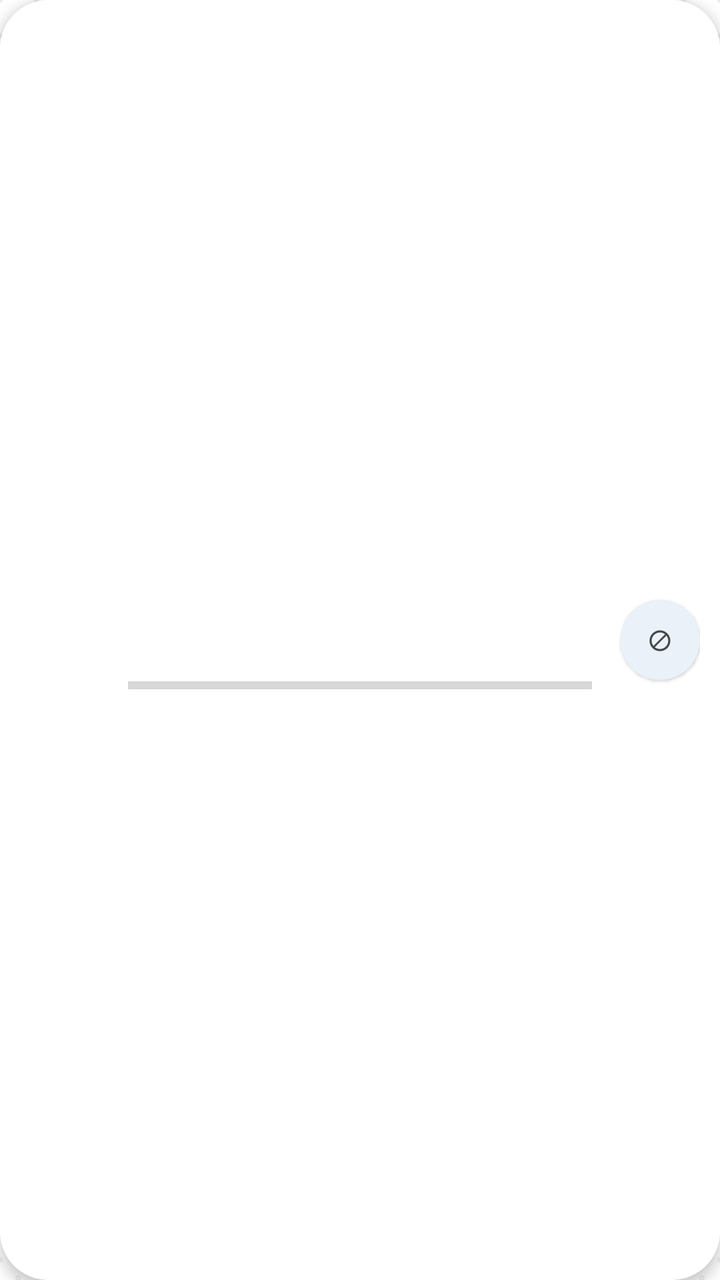
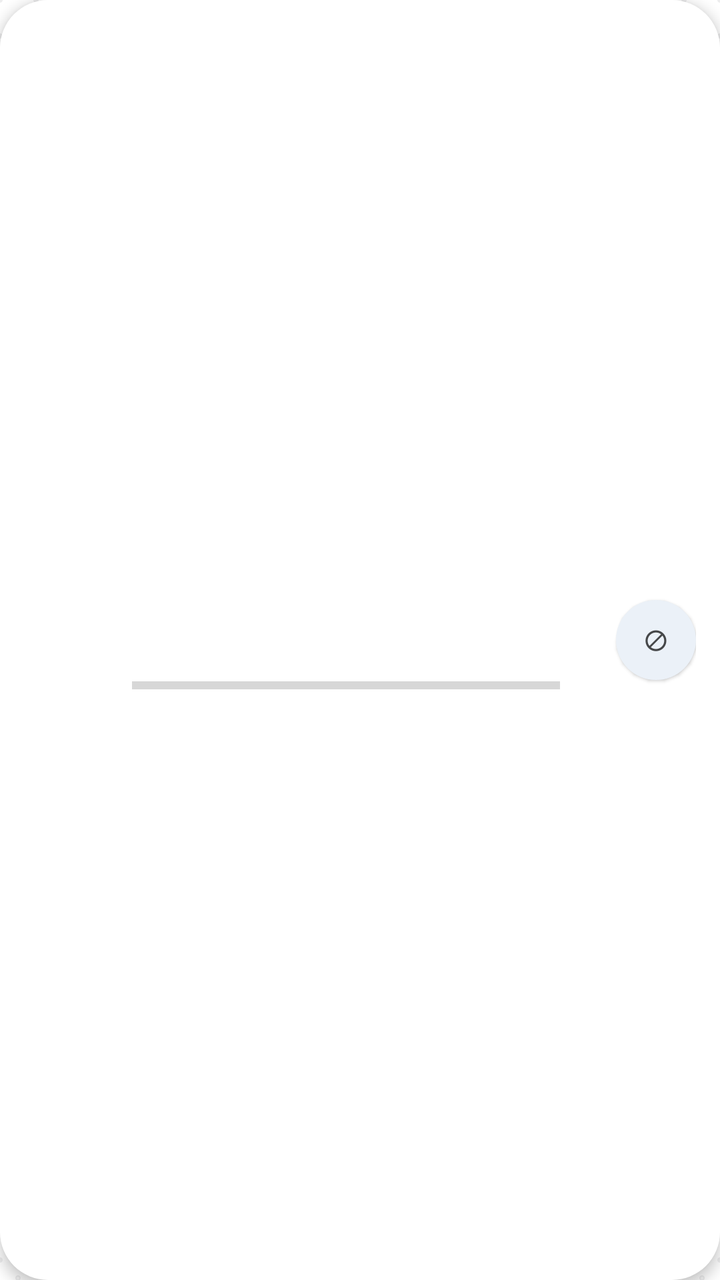

Before-and-after screenshots of an Android layout around one commit, followed by the original layout XML and the change that was made.
<!-- AndroidManifest.xml: application theme AppTheme -->
<!-- res/layout/item_bead_count.xml -->
<?xml version="1.0" encoding="utf-8"?>
<LinearLayout xmlns:android="http://schemas.android.com/apk/res/android"
    android:layout_width="match_parent"
    android:layout_height="wrap_content"
    android:layout_marginStart="10dp"
    android:layout_marginTop="7dp"
    android:layout_marginEnd="10dp"
    android:background="@drawable/bg_card"
    android:elevation="4dp"
    android:gravity="center_vertical"
    android:orientation="horizontal"
    android:padding="10dp">

    <FrameLayout
        android:layout_width="42dp"
        android:layout_height="42dp">

        <View
            android:id="@+id/swatch"
            android:layout_width="match_parent"
            android:layout_height="match_parent" />

        <TextView
            android:id="@+id/tvSymbol"
            android:layout_width="match_parent"
            android:layout_height="match_parent"
            android:gravity="center"
            android:textSize="15sp"
            android:textStyle="bold" />
    </FrameLayout>

    <LinearLayout
        android:layout_width="0dp"
        android:layout_height="wrap_content"
        android:layout_marginStart="12dp"
        android:layout_weight="1"
        android:orientation="vertical">

        <TextView
            android:id="@+id/tvName"
            android:layout_width="wrap_content"
            android:layout_height="wrap_content"
            android:textColor="?attr/textMain"
            android:textSize="15sp"
            android:textStyle="bold" />

        <TextView
            android:id="@+id/tvBrand"
            android:layout_width="wrap_content"
            android:layout_height="wrap_content"
            android:layout_marginTop="2dp"
            android:textColor="?attr/textSub"
            android:textSize="13sp" />

        <TextView
            android:id="@+id/tvSub"
            android:layout_width="wrap_content"
            android:layout_height="wrap_content"
            android:layout_marginTop="2dp"
            android:textColor="@color/colorSuccess"
            android:textSize="13sp"
            android:textStyle="bold"
            android:visibility="gone" />

        <ProgressBar
            android:id="@+id/pb"
            style="?android:attr/progressBarStyleHorizontal"
            android:layout_width="match_parent"
            android:layout_height="5dp"
            android:layout_marginTop="6dp" />
    </LinearLayout>

    
    <LinearLayout
        android:layout_width="wrap_content"
        android:layout_height="wrap_content"
        android:layout_marginStart="8dp"
        android:gravity="end"
        android:orientation="vertical">

        <TextView
            android:id="@+id/tvCount"
            android:layout_width="wrap_content"
            android:layout_height="wrap_content"
            android:maxWidth="150dp"
            android:gravity="end"
            android:textColor="?attr/textMain"
            android:textSize="15sp"
            android:textStyle="bold" />

        <TextView
            android:id="@+id/tvPercent"
            android:layout_width="wrap_content"
            android:layout_height="wrap_content"
            android:layout_marginTop="2dp"
            android:textColor="?attr/textSub"
            android:textSize="13sp" />

        <TextView
            android:id="@+id/tvInv"
            android:layout_width="wrap_content"
            android:layout_height="wrap_content"
            android:layout_marginTop="2dp"
            android:textSize="13sp"
            android:textStyle="bold" />
    </LinearLayout>

    
    <TextView
        android:id="@+id/btnExclude"
        android:layout_width="40dp"
        android:layout_height="40dp"
        android:layout_marginStart="6dp"
        android:background="@drawable/bg_chip"
        android:clickable="true"
        android:elevation="1dp"
        android:focusable="true"
        android:gravity="center"
        android:contentDescription="@string/btn_exclude_short"
        android:text="⊘"
        android:textColor="?attr/textSub"
        android:textSize="15sp" />
</LinearLayout>
<!-- resources referenced by this layout -->
<resources>
  <color name="colorSuccess">#2E9E6B</color>
  <!-- drawable bg_card (drawable) -->
  <?xml version="1.0" encoding="utf-8"?>
  <shape xmlns:android="http://schemas.android.com/apk/res/android"
      android:shape="rectangle">
      <solid android:color="?attr/colorSurface" />
      <corners android:radius="24dp" />
  </shape>
  <string name="btn_exclude_short">⊘ 排除此色</string>
  <color name="primary">#6750A4</color>
  <color name="bg">#FEF7FF</color>
  <!-- drawable bg_pegboard (drawable) -->
  <?xml version="1.0" encoding="utf-8"?>
  <layer-list xmlns:android="http://schemas.android.com/apk/res/android">
      <item android:drawable="?attr/bg" />
      <item>
          <bitmap xmlns:android="http://schemas.android.com/apk/res/android"
              android:src="@drawable/tile_pegboard"
              android:tileModeX="repeat"
              android:tileModeY="repeat" />
      </item>
  </layer-list>
  <style name="M3WindowAnim">
          <item name="android:activityOpenEnterAnimation">@anim/m3_open_enter</item>
          <item name="android:activityOpenExitAnimation">@anim/m3_open_exit</item>
          <item name="android:activityCloseEnterAnimation">@anim/m3_close_enter</item>
          <item name="android:activityCloseExitAnimation">@anim/m3_close_exit</item>
          <item name="android:taskOpenEnterAnimation">@anim/m3_open_enter</item>
          <item name="android:taskOpenExitAnimation">@anim/m3_open_exit</item>
          <item name="android:taskCloseEnterAnimation">@anim/m3_close_enter</item>
          <item name="android:taskCloseExitAnimation">@anim/m3_close_exit</item>
      </style>
  <style name="CandyAlertDialog" parent="CandyTokens">
          <item name="android:windowBackground">@drawable/bg_dialog</item>
      </style>
  <color name="textMain">#1D1B20</color>
  <color name="textPrimary">#1D1B20</color>
  <color name="textSub">#49454F</color>
  <color name="textSecondary">#6B6577</color>
  <color name="colorPrimary">#6750A4</color>
  <color name="onPrimary">#FFFFFF</color>
  <color name="primaryContainer">#EADDFF</color>
  <color name="tertiaryContainer">#D9F5E8</color>
  <color name="onPrimaryContainer">#21005D</color>
  <color name="onPrimaryContainerDim">#BF21005D</color>
  <color name="colorSurface">#F3EFF9</color>
  <color name="surfaceContainerLow">#F7F2FA</color>
  <color name="secondaryContainer">#E8DEF8</color>
  <color name="onSecondaryContainer">#1D192B</color>
  <color name="subsurface">#ECE6F0</color>
  <color name="line">#CAC4D0</color>
  <color name="colorStroke">#E2D9F0</color>
  <color name="card">#FFFFFF</color>
  <!-- drawable bg_dialog (drawable) -->
  <?xml version="1.0" encoding="utf-8"?>
  <shape xmlns:android="http://schemas.android.com/apk/res/android"
      android:shape="rectangle">
      <solid android:color="?attr/card" />
      <corners android:radius="28dp" />
  </shape>
  <style name="M3DialogTextButton" parent="android:Widget.Material.Light.Button.Borderless.Colored">
          <item name="android:textSize">14sp</item>
          <item name="android:textStyle">bold</item>
          <item name="android:minWidth">64dp</item>
          <item name="android:minHeight">48dp</item>
          <item name="android:textAllCaps">false</item>
          <item name="android:background">?android:attr/selectableItemBackgroundBorderless</item>
      </style>
</resources>

<!-- the commit's change to res/layout/item_bead_count.xml (unified diff, before → after) -->
@@ -9,7 +9,7 @@
     android:elevation="4dp"
     android:gravity="center_vertical"
     android:orientation="horizontal"
-    android:padding="10dp">
+    android:padding="12dp">
 
     <FrameLayout
         android:layout_width="42dp"
@@ -33,6 +33,7 @@
         android:layout_width="0dp"
         android:layout_height="wrap_content"
         android:layout_marginStart="12dp"
+        android:layout_marginEnd="8dp"
         android:layout_weight="1"
         android:orientation="vertical">
 
@@ -74,7 +75,7 @@
     <LinearLayout
         android:layout_width="wrap_content"
         android:layout_height="wrap_content"
-        android:layout_marginStart="8dp"
+        android:layout_marginStart="14dp"
         android:gravity="end"
         android:orientation="vertical">
 
